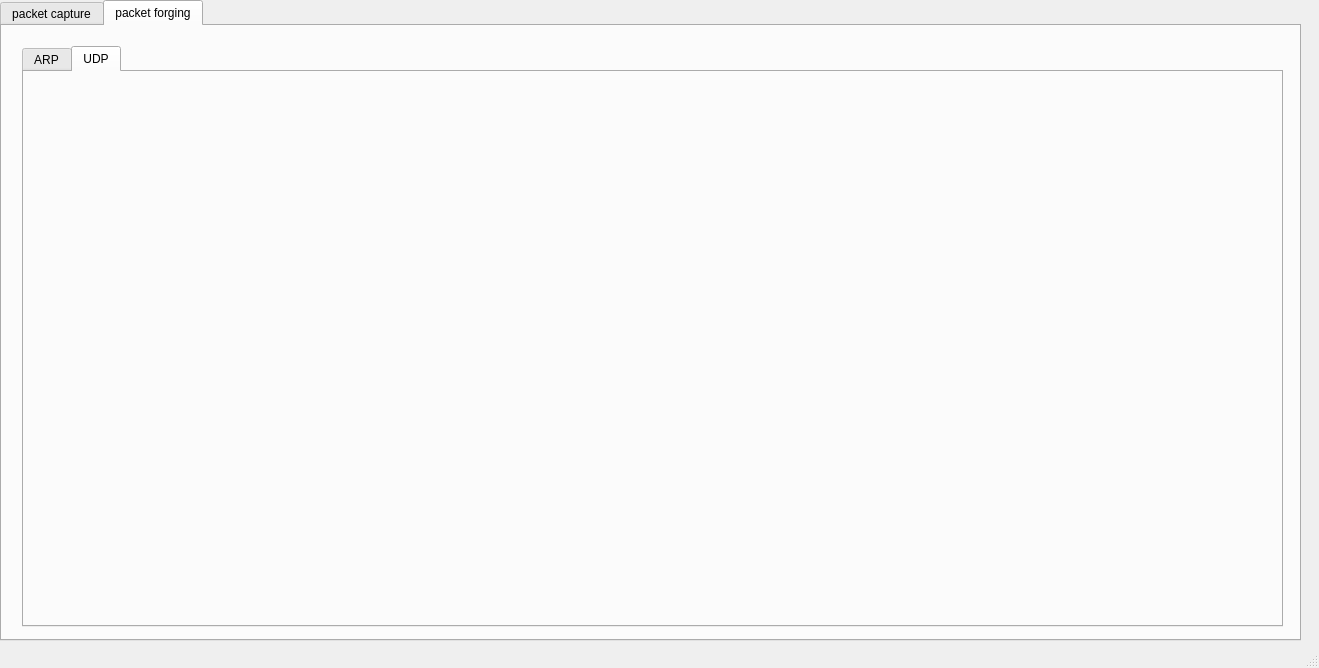
Old version of the form NETSEC-1/mainwindow.ui in the repository solimy/NETSEC-1.
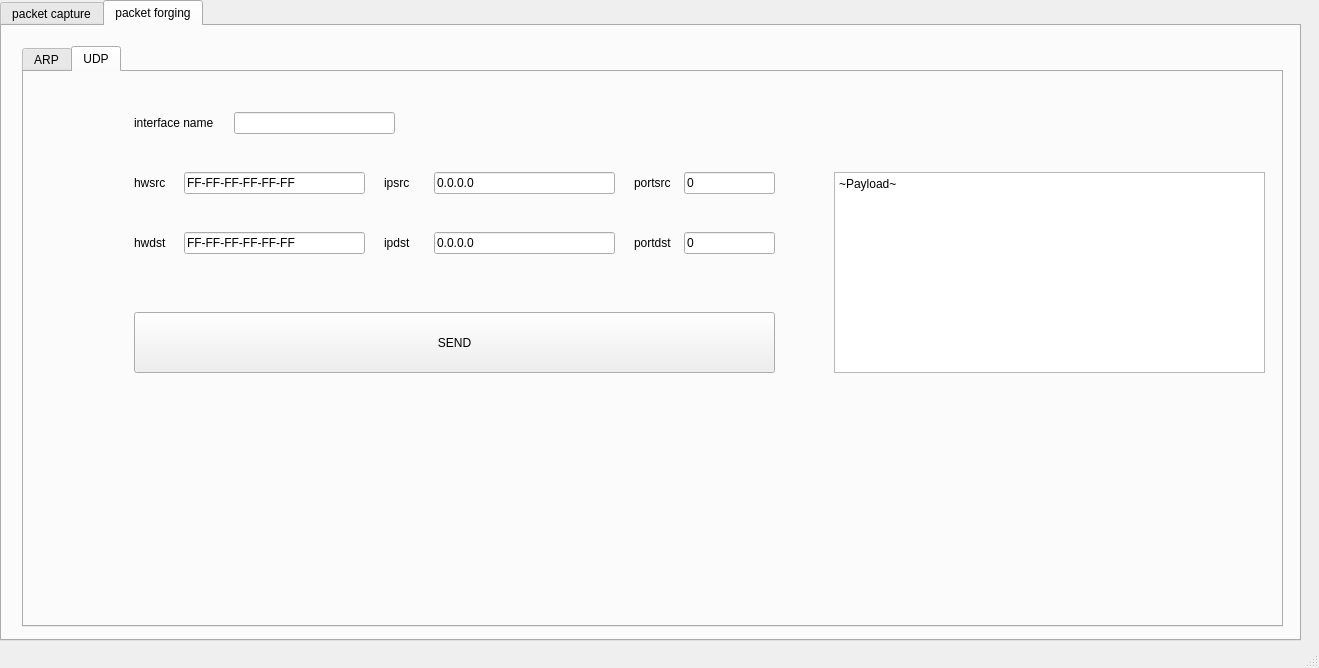
New version of the form. The open tabs and pages were chosen to show the change.

Commit message: on précise le nom de l'interface

Diff of the .ui file:
```diff
--- a/NETSEC-1/mainwindow.ui
+++ b/NETSEC-1/mainwindow.ui
@@ -335,6 +335,214 @@
        <attribute name="title">
         <string>UDP</string>
        </attribute>
+       <widget class="QLabel" name="label_8">
+        <property name="geometry">
+         <rect>
+          <x>110</x>
+          <y>40</y>
+          <width>91</width>
+          <height>21</height>
+         </rect>
+        </property>
+        <property name="text">
+         <string>interface name</string>
+        </property>
+       </widget>
+       <widget class="QLineEdit" name="lineEdit_8">
+        <property name="geometry">
+         <rect>
+          <x>210</x>
+          <y>40</y>
+          <width>161</width>
+          <height>22</height>
+         </rect>
+        </property>
+        <property name="text">
+         <string/>
+        </property>
+       </widget>
+       <widget class="QLineEdit" name="lineEdit_9">
+        <property name="geometry">
+         <rect>
+          <x>410</x>
+          <y>160</y>
+          <width>181</width>
+          <height>22</height>
+         </rect>
+        </property>
+        <property name="text">
+         <string>0.0.0.0</string>
+        </property>
+       </widget>
+       <widget class="QLineEdit" name="lineEdit_10">
+        <property name="geometry">
+         <rect>
+          <x>160</x>
+          <y>100</y>
+          <width>181</width>
+          <height>22</height>
+         </rect>
+        </property>
+        <property name="text">
+         <string>FF-FF-FF-FF-FF-FF</string>
+        </property>
+       </widget>
+       <widget class="QPushButton" name="pushButton_2">
+        <property name="geometry">
+         <rect>
+          <x>110</x>
+          <y>240</y>
+          <width>641</width>
+          <height>61</height>
+         </rect>
+        </property>
+        <property name="text">
+         <string>SEND</string>
+        </property>
+       </widget>
+       <widget class="QLabel" name="label_9">
+        <property name="geometry">
+         <rect>
+          <x>110</x>
+          <y>100</y>
+          <width>52</width>
+          <height>21</height>
+         </rect>
+        </property>
+        <property name="text">
+         <string>hwsrc</string>
+        </property>
+       </widget>
+       <widget class="QLineEdit" name="lineEdit_11">
+        <property name="geometry">
+         <rect>
+          <x>410</x>
+          <y>100</y>
+          <width>181</width>
+          <height>22</height>
+         </rect>
+        </property>
+        <property name="text">
+         <string>0.0.0.0</string>
+        </property>
+       </widget>
+       <widget class="QLineEdit" name="lineEdit_12">
+        <property name="geometry">
+         <rect>
+          <x>160</x>
+          <y>160</y>
+          <width>181</width>
+          <height>22</height>
+         </rect>
+        </property>
+        <property name="text">
+         <string>FF-FF-FF-FF-FF-FF</string>
+        </property>
+       </widget>
+       <widget class="QLabel" name="label_10">
+        <property name="geometry">
+         <rect>
+          <x>110</x>
+          <y>160</y>
+          <width>52</width>
+          <height>21</height>
+         </rect>
+        </property>
+        <property name="text">
+         <string>hwdst</string>
+        </property>
+       </widget>
+       <widget class="QLabel" name="label_11">
+        <property name="geometry">
+         <rect>
+          <x>360</x>
+          <y>100</y>
+          <width>52</width>
+          <height>21</height>
+         </rect>
+        </property>
+        <property name="text">
+         <string>ipsrc</string>
+        </property>
+       </widget>
+       <widget class="QLabel" name="label_12">
+        <property name="geometry">
+         <rect>
+          <x>360</x>
+          <y>160</y>
+          <width>52</width>
+          <height>21</height>
+         </rect>
+        </property>
+        <property name="text">
+         <string>ipdst</string>
+        </property>
+       </widget>
+       <widget class="QLineEdit" name="lineEdit_13">
+        <property name="geometry">
+         <rect>
+          <x>660</x>
+          <y>100</y>
+          <width>91</width>
+          <height>22</height>
+         </rect>
+        </property>
+        <property name="text">
+         <string>0</string>
+        </property>
+       </widget>
+       <widget class="QLineEdit" name="lineEdit_14">
+        <property name="geometry">
+         <rect>
+          <x>660</x>
+          <y>160</y>
+          <width>91</width>
+          <height>22</height>
+         </rect>
+        </property>
+        <property name="text">
+         <string>0</string>
+        </property>
+       </widget>
+       <widget class="QLabel" name="label_13">
+        <property name="geometry">
+         <rect>
+          <x>610</x>
+          <y>160</y>
+          <width>52</width>
+          <height>21</height>
+         </rect>
+        </property>
+        <property name="text">
+         <string>portdst</string>
+        </property>
+       </widget>
+       <widget class="QLabel" name="label_14">
+        <property name="geometry">
+         <rect>
+          <x>610</x>
+          <y>100</y>
+          <width>52</width>
+          <height>21</height>
+         </rect>
+        </property>
+        <property name="text">
+         <string>portsrc</string>
+        </property>
+       </widget>
+       <widget class="QPlainTextEdit" name="plainTextEdit">
+        <property name="geometry">
+         <rect>
+          <x>810</x>
+          <y>100</y>
+          <width>431</width>
+          <height>201</height>
+         </rect>
+        </property>
+        <property name="plainText">
+         <string>~Payload~</string>
+        </property>
+       </widget>
       </widget>
      </widget>
     </widget>
```
Left out of the diff: 30 changed lines with no effect on the pictures. The commit also changes 3 other files.
